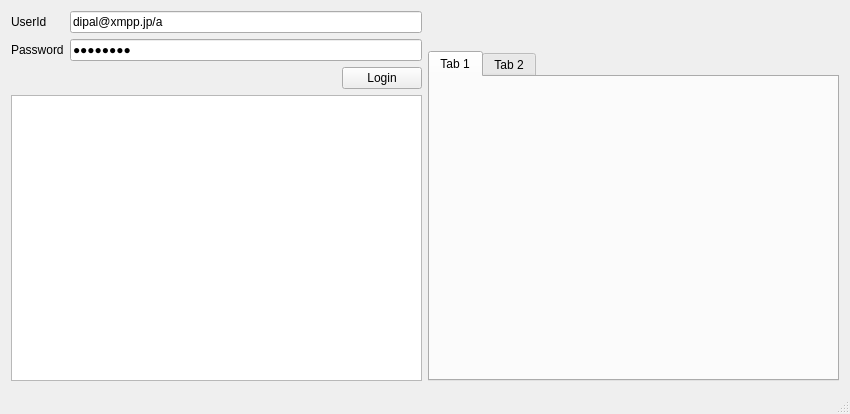
First picture: the form in mainwindow.ui, repository dipal/qxmppclient, before the edit.
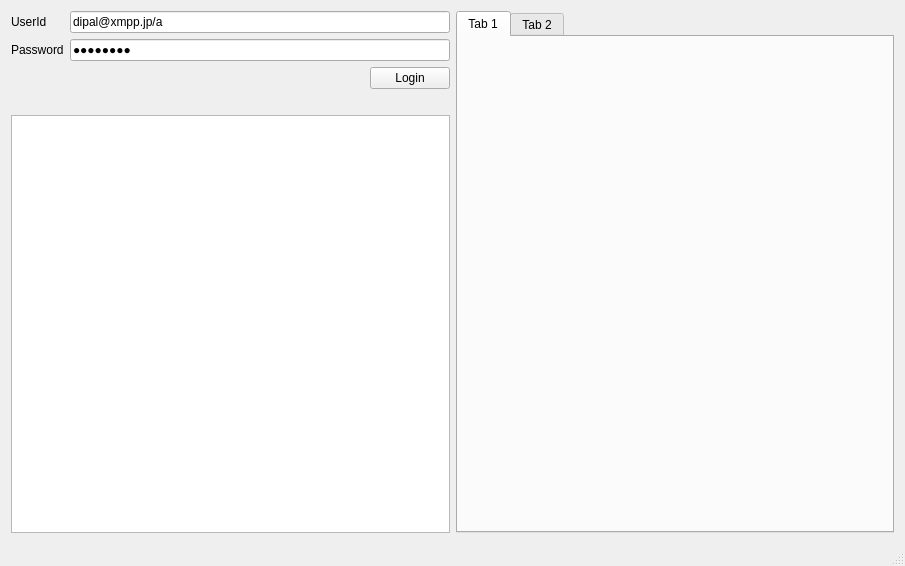
Second picture: the form after the edit.

Diff of the .ui file:
```diff
--- a/mainwindow.ui
+++ b/mainwindow.ui
@@ -6,8 +6,8 @@
    <rect>
     <x>0</x>
     <y>0</y>
-    <width>850</width>
-    <height>414</height>
+    <width>905</width>
+    <height>566</height>
    </rect>
   </property>
   <property name="windowTitle">
@@ -88,6 +88,30 @@
             </item>
            </layout>
           </item>
+          <item>
+           <layout class="QHBoxLayout" name="horizontalLayout_3">
+            <item>
+             <widget class="QLabel" name="imageLabel">
+              <property name="text">
+               <string/>
+              </property>
+              <property name="alignment">
+               <set>Qt::AlignBottom|Qt::AlignLeading|Qt::AlignLeft</set>
+              </property>
+             </widget>
+            </item>
+            <item>
+             <widget class="QLabel" name="nameLabel">
+              <property name="text">
+               <string/>
+              </property>
+              <property name="alignment">
+               <set>Qt::AlignBottom|Qt::AlignRight|Qt::AlignTrailing</set>
+              </property>
+             </widget>
+            </item>
+           </layout>
+          </item>
           <item>
            <widget class="QListView" name="list">
             <property name="maximumSize">
@@ -105,29 +129,11 @@
         </item>
         <item>
          <layout class="QVBoxLayout" name="verticalLayout_3">
-          <item>
-           <layout class="QVBoxLayout" name="verticalLayout_7">
-            <item>
-             <widget class="QLabel" name="imageLabel">
-              <property name="text">
-               <string/>
-              </property>
-             </widget>
-            </item>
-            <item>
-             <widget class="QLabel" name="nameLabel">
-              <property name="text">
-               <string/>
-              </property>
-              <property name="alignment">
-               <set>Qt::AlignBottom|Qt::AlignLeading|Qt::AlignLeft</set>
-              </property>
-             </widget>
-            </item>
-           </layout>
-          </item>
           <item>
            <widget class="QTabWidget" name="ChatTab">
+            <property name="tabsClosable">
+             <bool>false</bool>
+            </property>
             <widget class="QWidget" name="tab">
              <attribute name="title">
               <string>Tab 1</string>
```
Left out of the diff: 3 changed lines with no effect on the pictures.
